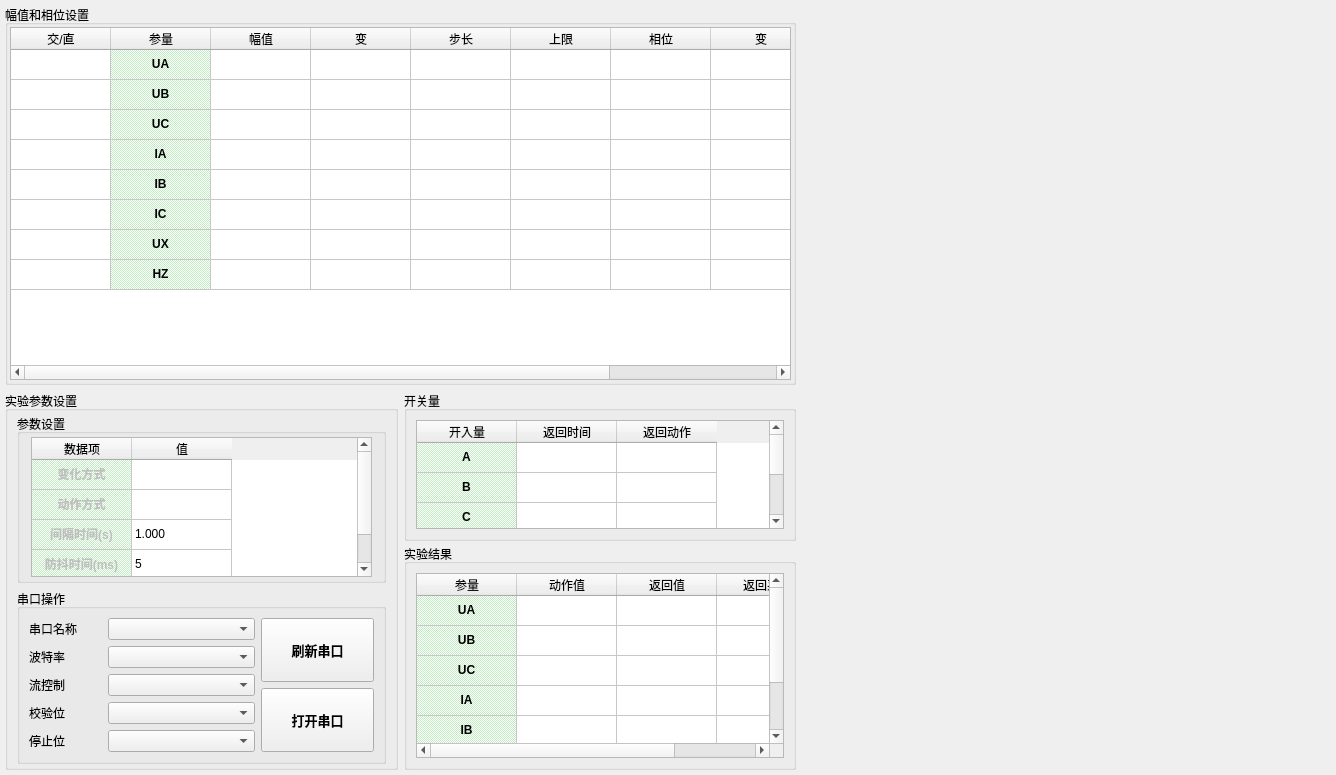
Above: energy/ui/test03/ui_003.ui from AgueroZzz/Electric-energy-detection before the change. Below: the same form after it.
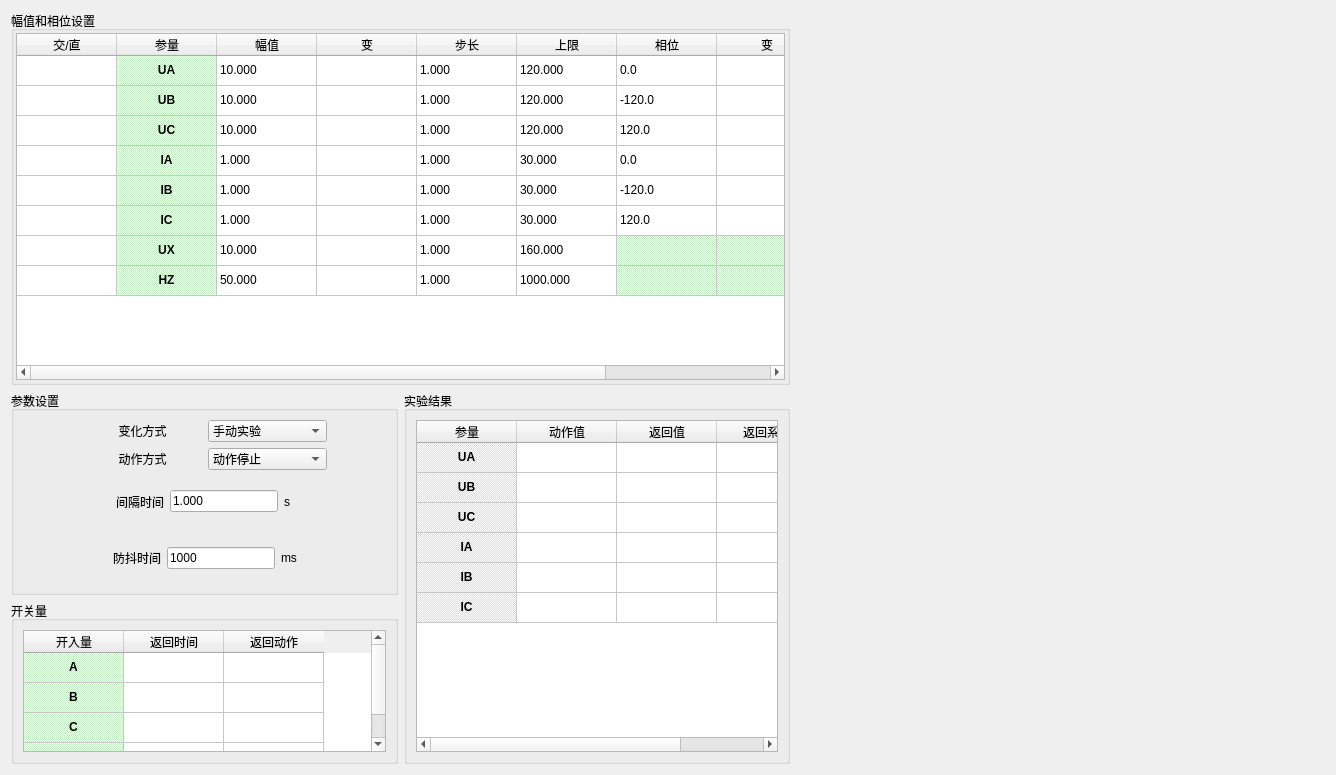
That is the form after the change.

Commit message: 修改test03

```diff
--- a/energy/ui/test03/ui_003.ui
+++ b/energy/ui/test03/ui_003.ui
@@ -31,19 +31,7 @@
    </property>
    <item>
     <widget class="QWidget" name="widget_table" native="true">
-     <layout class="QVBoxLayout" name="verticalLayout_2" stretch="1,1">
-      <property name="leftMargin">
-       <number>3</number>
-      </property>
-      <property name="topMargin">
-       <number>3</number>
-      </property>
-      <property name="rightMargin">
-       <number>3</number>
-      </property>
-      <property name="bottomMargin">
-       <number>3</number>
-      </property>
+     <layout class="QVBoxLayout" name="verticalLayout_3" stretch="1,1">
       <item>
        <widget class="QGroupBox" name="groupBox">
         <property name="title">
@@ -148,6 +136,31 @@
              <set>ItemIsSelectable|ItemIsDragEnabled|ItemIsDropEnabled|ItemIsUserCheckable|ItemIsEnabled</set>
             </property>
            </item>
+           <item row="0" column="2">
+            <property name="text">
+             <string>10.000</string>
+            </property>
+           </item>
+           <item row="0" column="4">
+            <property name="text">
+             <string>1.000</string>
+            </property>
+           </item>
+           <item row="0" column="5">
+            <property name="text">
+             <string>120.000</string>
+            </property>
+           </item>
+           <item row="0" column="6">
+            <property name="text">
+             <string>0.0</string>
+            </property>
+           </item>
+           <item row="0" column="8">
+            <property name="text">
+             <string>1.0</string>
+            </property>
+           </item>
            <item row="1" column="1">
             <property name="text">
              <string>UB</string>
@@ -173,6 +186,31 @@
              <set>ItemIsSelectable|ItemIsDragEnabled|ItemIsDropEnabled|ItemIsUserCheckable|ItemIsEnabled</set>
             </property>
            </item>
+           <item row="1" column="2">
+            <property name="text">
+             <string>10.000</string>
+            </property>
+           </item>
+           <item row="1" column="4">
+            <property name="text">
+             <string>1.000</string>
+            </property>
+           </item>
+           <item row="1" column="5">
+            <property name="text">
+             <string>120.000</string>
+            </property>
+           </item>
+           <item row="1" column="6">
+            <property name="text">
+             <string>-120.0</string>
+            </property>
+           </item>
+           <item row="1" column="8">
+            <property name="text">
+             <string>1.0</string>
+            </property>
+           </item>
            <item row="2" column="1">
             <property name="text">
              <string>UC</string>
@@ -198,6 +236,31 @@
              <set>ItemIsSelectable|ItemIsDragEnabled|ItemIsDropEnabled|ItemIsUserCheckable|ItemIsEnabled</set>
             </property>
            </item>
+           <item row="2" column="2">
+            <property name="text">
+             <string>10.000</string>
+            </property>
+           </item>
+           <item row="2" column="4">
+            <property name="text">
+             <string>1.000</string>
+            </property>
+           </item>
+           <item row="2" column="5">
+            <property name="text">
+             <string>120.000</string>
+            </property>
+           </item>
+           <item row="2" column="6">
+            <property name="text">
+             <string>120.0</string>
+            </property>
+           </item>
+           <item row="2" column="8">
+            <property name="text">
+             <string>1.0</string>
+            </property>
+           </item>
            <item row="3" column="1">
             <property name="text">
              <string>IA</string>
@@ -223,6 +286,31 @@
              <set>ItemIsSelectable|ItemIsDragEnabled|ItemIsDropEnabled|ItemIsUserCheckable|ItemIsEnabled</set>
             </property>
            </item>
+           <item row="3" column="2">
+            <property name="text">
+             <string>1.000</string>
+            </property>
+           </item>
+           <item row="3" column="4">
+            <property name="text">
+             <string>1.000</string>
+            </property>
+           </item>
+           <item row="3" column="5">
+            <property name="text">
+             <string>30.000</string>
+            </property>
+           </item>
+           <item row="3" column="6">
+            <property name="text">
+             <string>0.0</string>
+            </property>
+           </item>
+           <item row="3" column="8">
+            <property name="text">
+             <string>1.0</string>
+            </property>
+           </item>
            <item row="4" column="1">
             <property name="text">
              <string>IB</string>
@@ -248,6 +336,31 @@
              <set>ItemIsSelectable|ItemIsDragEnabled|ItemIsDropEnabled|ItemIsUserCheckable|ItemIsEnabled</set>
             </property>
            </item>
+           <item row="4" column="2">
+            <property name="text">
+             <string>1.000</string>
+            </property>
+           </item>
+           <item row="4" column="4">
+            <property name="text">
+             <string>1.000</string>
+            </property>
+           </item>
+           <item row="4" column="5">
+            <property name="text">
+             <string>30.000</string>
+            </property>
+           </item>
+           <item row="4" column="6">
+            <property name="text">
+             <string>-120.0</string>
+            </property>
+           </item>
+           <item row="4" column="8">
+            <property name="text">
+             <string>1.0</string>
+            </property>
+           </item>
            <item row="5" column="1">
             <property name="text">
              <string>IC</string>
@@ -273,6 +386,31 @@
              <set>ItemIsSelectable|ItemIsDragEnabled|ItemIsDropEnabled|ItemIsUserCheckable|ItemIsEnabled</set>
             </property>
            </item>
+           <item row="5" column="2">
+            <property name="text">
+             <string>1.000</string>
+            </property>
+           </item>
+           <item row="5" column="4">
+            <property name="text">
+             <string>1.000</string>
+            </property>
+           </item>
+           <item row="5" column="5">
+            <property name="text">
+             <string>30.000</string>
+            </property>
+           </item>
+           <item row="5" column="6">
+            <property name="text">
+             <string>120.0</string>
+            </property>
+           </item>
+           <item row="5" column="8">
+            <property name="text">
+             <string>1.0</string>
+            </property>
+           </item>
            <item row="6" column="1">
             <property name="text">
              <string>UX</string>
@@ -298,6 +436,72 @@
              <set>ItemIsSelectable|ItemIsDragEnabled|ItemIsDropEnabled|ItemIsUserCheckable|ItemIsEnabled</set>
             </property>
            </item>
+           <item row="6" column="2">
+            <property name="text">
+             <string>10.000</string>
+            </property>
+           </item>
+           <item row="6" column="4">
+            <property name="text">
+             <string>1.000</string>
+            </property>
+           </item>
+           <item row="6" column="5">
+            <property name="text">
+             <string>160.000</string>
+            </property>
+           </item>
+           <item row="6" column="6">
+            <property name="text">
+             <string/>
+            </property>
+            <property name="background">
+             <brush brushstyle="Dense4Pattern">
+              <color alpha="255">
+               <red>194</red>
+               <green>237</green>
+               <blue>195</blue>
+              </color>
+             </brush>
+            </property>
+            <property name="flags">
+             <set>ItemIsDragEnabled|ItemIsDropEnabled|ItemIsUserCheckable|ItemIsEnabled</set>
+            </property>
+           </item>
+           <item row="6" column="7">
+            <property name="text">
+             <string/>
+            </property>
+            <property name="background">
+             <brush brushstyle="Dense4Pattern">
+              <color alpha="255">
+               <red>194</red>
+               <green>237</green>
+               <blue>195</blue>
+              </color>
+             </brush>
+            </property>
+            <property name="flags">
+             <set>ItemIsDragEnabled|ItemIsDropEnabled|ItemIsUserCheckable|ItemIsEnabled</set>
+            </property>
+           </item>
+           <item row="6" column="8">
+            <property name="text">
+             <string/>
+            </property>
+            <property name="background">
+             <brush brushstyle="Dense4Pattern">
+              <color alpha="255">
+               <red>194</red>
+               <green>237</green>
+               <blue>195</blue>
+              </color>
+             </brush>
+            </property>
+            <property name="flags">
+             <set>ItemIsDragEnabled|ItemIsDropEnabled|ItemIsUserCheckable|ItemIsEnabled</set>
+            </property>
+           </item>
            <item row="7" column="1">
             <property name="text">
              <string>HZ</string>
@@ -323,6 +527,72 @@
              <set>ItemIsSelectable|ItemIsDragEnabled|ItemIsDropEnabled|ItemIsUserCheckable|ItemIsEnabled</set>
             </property>
            </item>
+           <item row="7" column="2">
+            <property name="text">
+             <string>50.000</string>
+            </property>
+           </item>
+           <item row="7" column="4">
+            <property name="text">
+             <string>1.000</string>
+            </property>
+           </item>
+           <item row="7" column="5">
+            <property name="text">
+             <string>1000.000</string>
+            </property>
+           </item>
+           <item row="7" column="6">
+            <property name="text">
+             <string/>
+            </property>
+            <property name="background">
+             <brush brushstyle="Dense4Pattern">
+              <color alpha="255">
+               <red>194</red>
+               <green>237</green>
+               <blue>195</blue>
+              </color>
+             </brush>
+            </property>
+            <property name="flags">
+             <set>ItemIsDragEnabled|ItemIsDropEnabled|ItemIsUserCheckable|ItemIsEnabled</set>
+            </property>
+           </item>
+           <item row="7" column="7">
+            <property name="text">
+             <string/>
+            </property>
+            <property name="background">
+             <brush brushstyle="Dense4Pattern">
+              <color alpha="255">
+               <red>194</red>
+               <green>237</green>
+               <blue>195</blue>
+              </color>
+             </brush>
+            </property>
+            <property name="flags">
+             <set>ItemIsDragEnabled|ItemIsDropEnabled|ItemIsUserCheckable|ItemIsEnabled</set>
+            </property>
+           </item>
+           <item row="7" column="8">
+            <property name="text">
+             <string/>
+            </property>
+            <property name="background">
+             <brush brushstyle="Dense4Pattern">
+              <color alpha="255">
+               <red>194</red>
+               <green>237</green>
+               <blue>195</blue>
+              </color>
+             </brush>
+            </property>
+            <property name="flags">
+             <set>ItemIsDragEnabled|ItemIsDropEnabled|ItemIsUserCheckable|ItemIsEnabled</set>
+            </property>
+           </item>
           </widget>
          </item>
         </layout>
@@ -331,334 +601,239 @@
       <item>
        <layout class="QHBoxLayout" name="horizontalLayout_2" stretch="1,1">
         <item>
-         <widget class="QGroupBox" name="groupBox_2">
-          <property name="title">
-           <string>实验参数设置</string>
-          </property>
-          <layout class="QVBoxLayout" name="verticalLayout_5" stretch="2,1">
-           <property name="topMargin">
-            <number>3</number>
-           </property>
-           <property name="bottomMargin">
-            <number>3</number>
-           </property>
-           <item>
-            <widget class="QGroupBox" name="groupBox_5">
-             <property name="title">
-              <string>参数设置</string>
-             </property>
-             <layout class="QHBoxLayout" name="horizontalLayout_5">
-              <property name="leftMargin">
-               <number>11</number>
-              </property>
-              <property name="topMargin">
-               <number>3</number>
-              </property>
-              <property name="rightMargin">
-               <number>11</number>
-              </property>
-              <property name="bottomMargin">
-               <number>3</number>
-              </property>
-              <item>
-               <widget class="QTableWidget" name="tb_test_deploy">
-                <property name="rowCount">
-                 <number>4</number>
-                </property>
-                <attribute name="horizontalHeaderShowSortIndicator" stdset="0">
-                 <bool>false</bool>
-                </attribute>
-                <attribute name="horizontalHeaderStretchLastSection">
-                 <bool>false</bool>
-                </attribute>
-                <attribute name="verticalHeaderVisible">
-                 <bool>false</bool>
-                </attribute>
-                <attribute name="verticalHeaderStretchLastSection">
-                 <bool>false</bool>
-                </attribute>
-                <row/>
-                <row/>
-                <row/>
-                <row/>
-                <column>
-                 <property name="text">
-                  <string>数据项</string>
+         <layout class="QVBoxLayout" name="verticalLayout_2" stretch="5,4">
+          <item>
+           <widget class="QGroupBox" name="groupBox_5">
+            <property name="title">
+             <string>参数设置</string>
+            </property>
+            <layout class="QVBoxLayout" name="verticalLayout_4">
+             <item>
+              <layout class="QHBoxLayout" name="horizontalLayout_4" stretch="1,2,2,1">
+               <item>
+                <spacer name="horizontalSpacer_7">
+                 <property name="orientation">
+                  <enum>Qt::Horizontal</enum>
                  </property>
-                </column>
-                <column>
-                 <property name="text">
-                  <string>值</string>
+                 <property name="sizeHint" stdset="0">
+                  <size>
+                   <width>40</width>
+                   <height>20</height>
+                  </size>
                  </property>
-                </column>
-                <item row="0" column="0">
+                </spacer>
+               </item>
+               <item>
+                <widget class="QLabel" name="label">
                  <property name="text">
                   <string>变化方式</string>
                  </property>
-                 <property name="font">
-                  <font>
-                   <bold>true</bold>
-                  </font>
+                 <property name="alignment">
+                  <set>Qt::AlignCenter</set>
                  </property>
-                 <property name="textAlignment">
-                  <set>AlignCenter</set>
+                </widget>
+               </item>
+               <item>
+                <widget class="QComboBox" name="cb_test_type">
+                 <item>
+                  <property name="text">
+                   <string>手动实验</string>
+                  </property>
+                 </item>
+                 <item>
+                  <property name="text">
+                   <string>自动增加</string>
+                  </property>
+                 </item>
+                 <item>
+                  <property name="text">
+                   <string>自动减少</string>
+                  </property>
+                 </item>
+                </widget>
+               </item>
+               <item>
+                <spacer name="horizontalSpacer">
+                 <property name="orientation">
+                  <enum>Qt::Horizontal</enum>
                  </property>
-                 <property name="background">
-                  <brush brushstyle="Dense4Pattern">
-                   <color alpha="255">
-                    <red>194</red>
-                    <green>237</green>
-                    <blue>195</blue>
-                   </color>
-                  </brush>
+                 <property name="sizeHint" stdset="0">
+                  <size>
+                   <width>40</width>
+                   <height>20</height>
+                  </size>
                  </property>
-                 <property name="flags">
-                  <set>ItemIsSelectable|ItemIsEditable|ItemIsDragEnabled|ItemIsDropEnabled</set>
+                </spacer>
+               </item>
+              </layout>
+             </item>
+             <item>
+              <layout class="QHBoxLayout" name="horizontalLayout_5" stretch="1,2,2,1">
+               <item>
+                <spacer name="horizontalSpacer_8">
+                 <property name="orientation">
+                  <enum>Qt::Horizontal</enum>
                  </property>
-                </item>
-                <item row="1" column="0">
+                 <property name="sizeHint" stdset="0">
+                  <size>
+                   <width>40</width>
+                   <height>20</height>
+                  </size>
+                 </property>
+                </spacer>
+               </item>
+               <item>
+                <widget class="QLabel" name="label_2">
                  <property name="text">
                   <string>动作方式</string>
                  </property>
-                 <property name="font">
-                  <font>
-                   <bold>true</bold>
-                  </font>
+                 <property name="alignment">
+                  <set>Qt::AlignCenter</set>
                  </property>
-                 <property name="textAlignment">
-                  <set>AlignCenter</set>
+                </widget>
+               </item>
+               <item>
+                <widget class="QComboBox" name="cb_test_action">
+                 <item>
+                  <property name="text">
+                   <string>动作停止</string>
+                  </property>
+                 </item>
+                 <item>
+                  <property name="text">
+                   <string>动作返回</string>
+                  </property>
+                 </item>
+                </widget>
+               </item>
+               <item>
+                <spacer name="horizontalSpacer_2">
+                 <property name="orientation">
+                  <enum>Qt::Horizontal</enum>
                  </property>
-                 <property name="background">
-                  <brush brushstyle="Dense4Pattern">
-                   <color alpha="255">
-                    <red>194</red>
-                    <green>237</green>
-                    <blue>195</blue>
-                   </color>
-                  </brush>
+                 <property name="sizeHint" stdset="0">
+                  <size>
+                   <width>40</width>
+                   <height>20</height>
+                  </size>
                  </property>
-                 <property name="flags">
-                  <set>ItemIsSelectable|ItemIsEditable|ItemIsDragEnabled|ItemIsDropEnabled</set>
+                </spacer>
+               </item>
+              </layout>
+             </item>
+             <item>
+              <layout class="QHBoxLayout" name="horizontalLayout_6">
+               <item>
+                <spacer name="horizontalSpacer_3">
+                 <property name="orientation">
+                  <enum>Qt::Horizontal</enum>
                  </property>
-                </item>
-                <item row="2" column="0">
+                 <property name="sizeHint" stdset="0">
+                  <size>
+                   <width>40</width>
+                   <height>20</height>
+                  </size>
+                 </property>
+                </spacer>
+               </item>
+               <item>
+                <widget class="QLabel" name="label_3">
                  <property name="text">
-                  <string>间隔时间(s)</string>
+                  <string>间隔时间</string>
                  </property>
-                 <property name="font">
-                  <font>
-                   <bold>true</bold>
-                  </font>
-                 </property>
-                 <property name="textAlignment">
-                  <set>AlignCenter</set>
-                 </property>
-                 <property name="background">
-                  <brush brushstyle="Dense4Pattern">
-                   <color alpha="255">
-                    <red>194</red>
-                    <green>237</green>
-                    <blue>195</blue>
-                   </color>
-                  </brush>
-                 </property>
-                 <property name="flags">
-                  <set>ItemIsSelectable|ItemIsEditable|ItemIsDragEnabled|ItemIsDropEnabled</set>
-                 </property>
-                </item>
-                <item row="2" column="1">
+                </widget>
+               </item>
+               <item>
+                <widget class="QLineEdit" name="le_interval">
                  <property name="text">
                   <string>1.000</string>
                  </property>
-                </item>
-                <item row="3" column="0">
+                </widget>
+               </item>
+               <item>
+                <widget class="QLabel" name="label_5">
                  <property name="text">
-                  <string>防抖时间(ms)</string>
+                  <string>s </string>
                  </property>
-                 <property name="font">
-                  <font>
-                   <bold>true</bold>
-                  </font>
+                </widget>
+               </item>
+               <item>
+                <spacer name="horizontalSpacer_4">
+                 <property name="orientation">
+                  <enum>Qt::Horizontal</enum>
                  </property>
-                 <property name="textAlignment">
-                  <set>AlignCenter</set>
+                 <property name="sizeHint" stdset="0">
+                  <size>
+                   <width>40</width>
+                   <height>20</height>
+                  </size>
                  </property>
-                 <property name="background">
-                  <brush brushstyle="Dense4Pattern">
-                   <color alpha="255">
-                    <red>194</red>
-                    <green>237</green>
-                    <blue>195</blue>
-                   </color>
-                  </brush>
+                </spacer>
+               </item>
+              </layout>
+             </item>
+             <item>
+              <layout class="QHBoxLayout" name="horizontalLayout_7">
+               <item>
+                <spacer name="horizontalSpacer_5">
+                 <property name="orientation">
+                  <enum>Qt::Horizontal</enum>
                  </property>
-                 <property name="flags">
-                  <set>ItemIsSelectable|ItemIsEditable|ItemIsDragEnabled|ItemIsDropEnabled</set>
+                 <property name="sizeHint" stdset="0">
+                  <size>
+                   <width>40</width>
+                   <height>20</height>
+                  </size>
                  </property>
-                </item>
-                <item row="3" column="1">
+                </spacer>
+               </item>
+               <item>
+                <widget class="QLabel" name="label_4">
                  <property name="text">
-                  <string>5</string>
+                  <string>防抖时间</string>
                  </property>
-                </item>
-               </widget>
-              </item>
-             </layout>
-            </widget>
-           </item>
-           <item>
-            <widget class="QGroupBox" name="groupBox_6">
-             <property name="title">
-              <string>串口操作</string>
-             </property>
-             <layout class="QHBoxLayout" name="horizontalLayout_10" stretch="2,1">
-              <item>
-               <layout class="QVBoxLayout" name="verticalLayout_3">
-                <item>
-                 <layout class="QHBoxLayout" name="horizontalLayout_4" stretch="1,2">
-                  <item>
-                   <widget class="QLabel" name="label">
-                    <property name="text">
-                     <string>串口名称</string>
-                    </property>
-                   </widget>
-                  </item>
-                  <item>
-                   <widget class="QComboBox" name="cb_serial_name"/>
-                  </item>
-                 </layout>
-                </item>
-                <item>
-                 <layout class="QHBoxLayout" name="horizontalLayout_6" stretch="1,2">
-                  <item>
-                   <widget class="QLabel" name="label_2">
-                    <property name="text">
-                     <string>波特率</string>
-                    </property>
-                   </widget>
-                  </item>
-                  <item>
-                   <widget class="QComboBox" name="cb_baudrate"/>
-                  </item>
-                 </layout>
-                </item>
-                <item>
-                 <layout class="QHBoxLayout" name="horizontalLayout_7" stretch="1,2">
-                  <item>
-                   <widget class="QLabel" name="label_5">
-                    <property name="text">
-                     <string>流控制</string>
-                    </property>
-                   </widget>
-                  </item>
-                  <item>
-                   <widget class="QComboBox" name="cb_flow"/>
-                  </item>
-                 </layout>
-                </item>
-                <item>
-                 <layout class="QHBoxLayout" name="horizontalLayout_8" stretch="1,2">
-                  <item>
-                   <widget class="QLabel" name="label_6">
-                    <property name="text">
-                     <string>校验位</string>
-                    </property>
-                   </widget>
-                  </item>
-                  <item>
-                   <widget class="QComboBox" name="cb_parity"/>
-                  </item>
-                 </layout>
-                </item>
-                <item>
-                 <layout class="QHBoxLayout" name="horizontalLayout_9" stretch="1,2">
-                  <item>
-                   <widget class="QLabel" name="label_7">
-                    <property name="text">
-                     <string>停止位</string>
-                    </property>
-                   </widget>
-                  </item>
-                  <item>
-                   <widget class="QComboBox" name="cb_stop"/>
-                  </item>
-                 </layout>
-                </item>
-               </layout>
-              </item>
-              <item>
-               <layout class="QVBoxLayout" name="verticalLayout_4" stretch="1,1">
-                <item>
-                 <widget class="QPushButton" name="btn_open_serial">
-                  <property name="sizePolicy">
-                   <sizepolicy hsizetype="Minimum" vsizetype="Minimum">
-                    <horstretch>0</horstretch>
-                    <verstretch>0</verstretch>
-                   </sizepolicy>
-                  </property>
-                  <property name="minimumSize">
-                   <size>
-                    <width>40</width>
-                    <height>40</height>
-                   </size>
-                  </property>
-                  <property name="font">
-                   <font>
-                    <pointsize>10</pointsize>
-                    <bold>true</bold>
-                   </font>
-                  </property>
-                  <property name="text">
-                   <string>刷新串口</string>
-                  </property>
-                 </widget>
-                </item>
-                <item>
-                 <widget class="QPushButton" name="btn_stop_serial">
-                  <property name="sizePolicy">
-                   <sizepolicy hsizetype="Minimum" vsizetype="Minimum">
-                    <horstretch>0</horstretch>
-                    <verstretch>0</verstretch>
-                   </sizepolicy>
-                  </property>
-                  <property name="minimumSize">
-                   <size>
-                    <width>40</width>
-                    <height>40</height>
-                   </size>
-                  </property>
-                  <property name="font">
-                   <font>
-                    <pointsize>10</pointsize>
-                    <bold>true</bold>
-                   </font>
-                  </property>
-                  <property name="text">
-                   <string>打开串口</string>
-                  </property>
-                 </widget>
-                </item>
-               </layout>
-              </item>
-             </layout>
-            </widget>
-           </item>
-          </layout>
-         </widget>
-        </item>
-        <item>
-         <layout class="QVBoxLayout" name="verticalLayout" stretch="2,3">
-          <property name="spacing">
-           <number>3</number>
-          </property>
+                </widget>
+               </item>
+               <item>
+                <widget class="QLineEdit" name="le_delay">
+                 <property name="text">
+                  <string>1000</string>
+                 </property>
+                </widget>
+               </item>
+               <item>
+                <widget class="QLabel" name="label_6">
+                 <property name="text">
+                  <string>ms</string>
+                 </property>
+                </widget>
+               </item>
+               <item>
+                <spacer name="horizontalSpacer_6">
+                 <property name="orientation">
+                  <enum>Qt::Horizontal</enum>
+                 </property>
+                 <property name="sizeHint" stdset="0">
+                  <size>
+                   <width>40</width>
+                   <height>20</height>
+                  </size>
+                 </property>
+                </spacer>
+               </item>
+              </layout>
+             </item>
+            </layout>
+           </widget>
+          </item>
           <item>
            <widget class="QGroupBox" name="groupBox_3">
             <property name="title">
              <string>开关量</string>
             </property>
-            <layout class="QHBoxLayout" name="horizontalLayout_11">
+            <layout class="QVBoxLayout" name="verticalLayout_5">
              <item>
-              <widget class="QTableWidget" name="tb_krl">
+              <widget class="QTableWidget" name="tb_kgl">
                <property name="rowCount">
                 <number>4</number>
                </property>
@@ -789,6 +964,13 @@
             </layout>
            </widget>
           </item>
+         </layout>
+        </item>
+        <item>
+         <layout class="QVBoxLayout" name="verticalLayout" stretch="0">
+          <property name="spacing">
+           <number>3</number>
+          </property>
           <item>
            <widget class="QGroupBox" name="groupBox_4">
             <property name="title">
```
Left out of the diff: 2 changed lines with no effect on the pictures. The commit also changes 18 other files.
